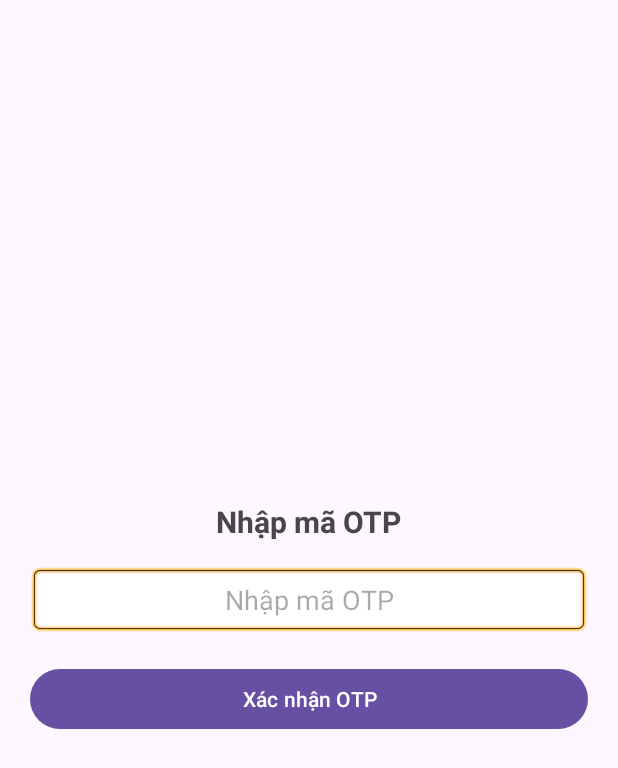
After one commit to thly112/project_gk-ltdd, an Android app: the layout activity_otp_verification.xml on its own in the app's theme, with its tools: preview values and no code run, on a phone screen of 412 x 824 dp. The commit adds this screen. Shown: the top 768 px of the screen. Run offline under Robolectric (Android 15) with nearby library versions, the phone set to English and light mode, and no system bars.

Commit message:
first commit

```diff
--- a/app/src/main/AndroidManifest.xml
+++ b/app/src/main/AndroidManifest.xml
@@ -13,7 +13,7 @@
         android:theme="@style/Theme.Project_gk"
         tools:targetApi="31">
         <activity
-            android:name=".MainActivity"
+            android:name=".RegisterActivity"
             android:exported="true">
             <intent-filter>
                 <action android:name="android.intent.action.MAIN" />
@@ -21,6 +21,7 @@
                 <category android:name="android.intent.category.LAUNCHER" />
             </intent-filter>
         </activity>
+        <activity android:name=".OtpVerificationActivity" android:exported="true"/>
     </application>
 
 </manifest>
--- /dev/null
+++ b/app/src/main/res/layout/activity_otp_verification.xml
@@ -0,0 +1,45 @@
+<?xml version="1.0" encoding="utf-8"?>
+<LinearLayout xmlns:android="http://schemas.android.com/apk/res/android"
+    android:layout_width="match_parent"
+    android:layout_height="match_parent"
+    android:orientation="vertical"
+    android:gravity="center"
+    android:padding="20dp">
+
+    <TextView
+        android:layout_width="wrap_content"
+        android:layout_height="wrap_content"
+        android:text="Nhập mã OTP"
+        android:textSize="20sp"
+        android:textStyle="bold"
+        android:layout_marginBottom="16dp"/>
+
+    <EditText
+        android:id="@+id/edtOtp"
+        android:layout_width="match_parent"
+        android:layout_height="wrap_content"
+        android:hint="Nhập mã OTP"
+        android:inputType="number"
+        android:maxLength="6"
+        android:gravity="center"
+        android:textSize="18sp"
+        android:padding="10dp"
+        android:background="@android:drawable/editbox_background"/>
+
+    <!-- TextView ẩn để hiển thị lỗi khi OTP sai -->
+    <TextView
+        android:id="@+id/tvOtpError"
+        android:layout_width="wrap_content"
+        android:layout_height="wrap_content"
+        android:text="Mã OTP không đúng, vui lòng thử lại!"
+        android:textColor="@android:color/holo_red_dark"
+        android:visibility="gone"
+        android:layout_marginTop="10dp"/>
+
+    <Button
+        android:id="@+id/btnVerify"
+        android:layout_width="match_parent"
+        android:layout_height="wrap_content"
+        android:text="Xác nhận OTP"
+        android:layout_marginTop="20dp"/>
+</LinearLayout>
```
Also changed, not shown: app/src/main/java/com/example/project_gk/RegisterActivity.java (+77 -1 lines), app/src/main/res/layout/activity_bottom_navigation.xml (added, +143 -0 lines), app/src/main/res/layout/activity_register.xml (+16 -5 lines), app/src/main/res/drawable/bottom_btn1.png (added), app/src/main/res/drawable/bottom_btn2.png (added).
